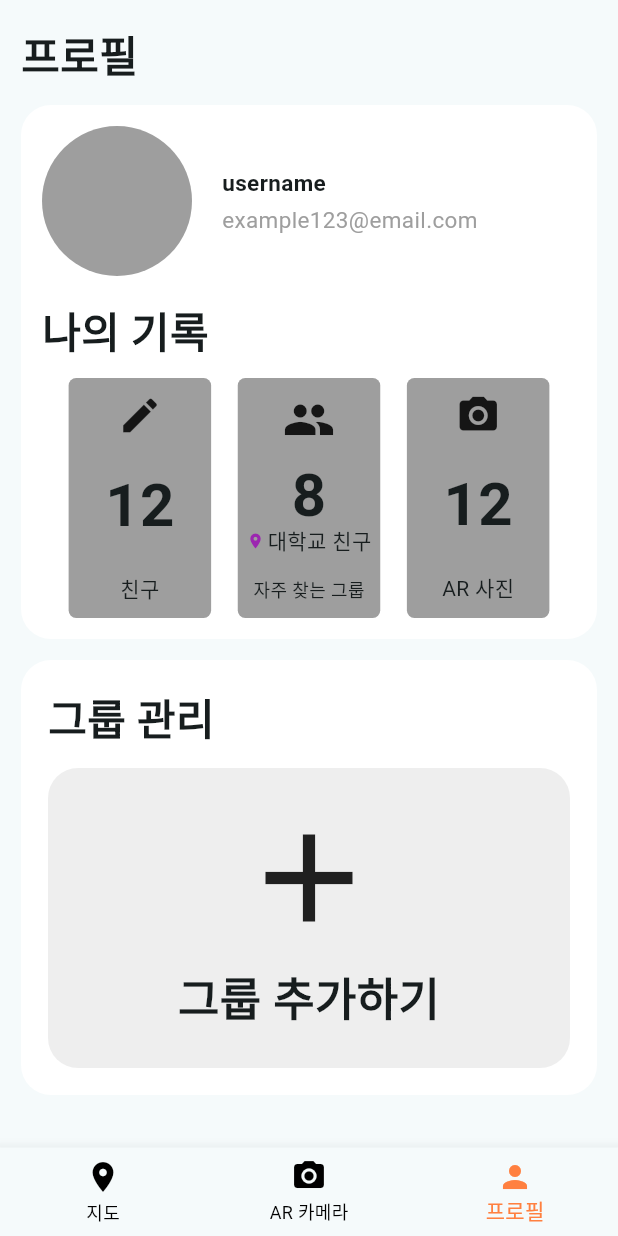
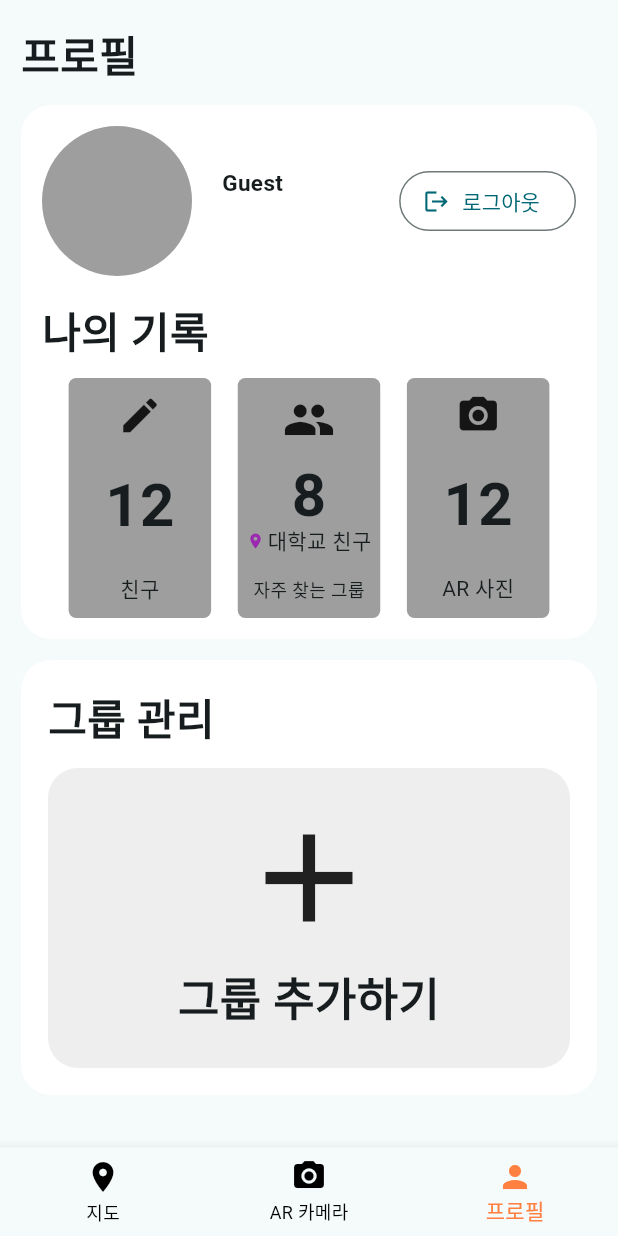
Before and after one commit to bebiv0212/ar_travel_diary_app, a Flutter app: the screen it shows after launch, item 3 of the bottom bar chosen, on a phone screen of 412 x 824 dp. Run offline on Flutter 3.47's test engine with Material 3 defaults, Android fonts, the phone set to English and light mode, and no system bars; our stand-ins replace flutter_secure_storage, geolocator; missing offline and left inert: kakao_map_plugin; accounts and stored records are empty.

Commit message:
provier에 맞게 파일들 수정

```diff
--- a/lib/main.dart
+++ b/lib/main.dart
@@ -1,8 +1,14 @@
 import 'package:flutter/material.dart';
-import 'package:joljak/screens/ar_camera_screen.dart';
-import 'package:joljak/screens/map_screen.dart';
-import 'package:joljak/screens/profile_screen.dart';
+import 'package:provider/provider.dart';
 import 'package:kakao_map_plugin/kakao_map_plugin.dart';
+
+import 'providers/auth_provider.dart';
+import 'providers/navigation_provider.dart';
+
+import 'screens/map_screen.dart';
+import 'screens/ar_camera_screen.dart';
+import 'screens/profile_screen.dart';
+// import 'screens/login_screen.dart'; // 🔕 임시 비활성화: 로그인 게이트 끈 상태라 필요 없음
 
 void main() {
   WidgetsFlutterBinding.ensureInitialized();
@@ -10,50 +16,75 @@ void main() {
   runApp(const MyApp());
 }
 
-class MyApp extends StatefulWidget {
+/// 🔧 토글 스위치: 나중에 로그인 게이트 켜고 싶으면 true로만 바꾸세요.
+const bool kEnableAuthGate = false; // ← 임시로 로그인 건너뜀
+
+class MyApp extends StatelessWidget {
   const MyApp({super.key});
 
   @override
-  State<MyApp> createState() => _MyAppState();
+  Widget build(BuildContext context) {
+    return MultiProvider(
+      providers: [
+        // 세션은 여전히 로드하지만, 초기 라우팅에는 사용하지 않습니다.
+        ChangeNotifierProvider(create: (_) => AuthProvider()..loadSession()),
+        ChangeNotifierProvider(create: (_) => NavigationProvider()),
+      ],
+      child: MaterialApp(
+        title: 'AR Travel Diary',
+        debugShowCheckedModeBanner: false,
+        theme: ThemeData(
+          colorScheme: ColorScheme.fromSeed(seedColor: Colors.white),
+        ),
+        // ✅ 임시: 홈을 직접 보여줌 (로그인 화면 X)
+        home: kEnableAuthGate ? const _AuthGate() : const _HomeScaffold(),
+      ),
+    );
+  }
 }
 
-class _MyAppState extends State<MyApp> {
-  int _currentIndex = 0;
-
-  final List<Widget> _pages = [
-    MapScreen(),
-    ArCameraScreen(),
-    ProfileScreen()
-  ];
-
-  void _onTapped(int index) {
-    setState(() {
-      _currentIndex = index;
-    });
-  }
-
+/// (보관용) 원래의 로그인 게이트 — 지금은 kEnableAuthGate=false 라서 사용 안 함
+class _AuthGate extends StatelessWidget {
+  const _AuthGate();
 
   @override
   Widget build(BuildContext context) {
-    return MaterialApp(
-      title: 'AR Travel Diary',
-        debugShowCheckedModeBanner: false,
-      theme: ThemeData(
-        colorScheme: ColorScheme.fromSeed(seedColor: Colors.white),
-      ),
-      home: Scaffold(
-        body: _pages[_currentIndex],
-        bottomNavigationBar: BottomNavigationBar(
-          currentIndex: _currentIndex,
-          onTap: _onTapped,
-          selectedItemColor: const Color(0xFFFF8040), // 선택된 아이콘/텍스트 색
-          unselectedItemColor: Colors.black,
-        items: [
+    final auth = context.watch<AuthProvider>();
+    if (auth.isLoading && !auth.isLoggedIn && auth.user == null) {
+      return const Scaffold(body: Center(child: CircularProgressIndicator()));
+    }
+    // 로그인 안되어 있으면 로그인 화면으로 보내고 싶다면 여기서 분기
+    // return auth.isLoggedIn ? const _HomeScaffold() : const LoginScreen();
+    return const _HomeScaffold(); // 🔕 임시: 로그인 상태 무시하고 바로 홈
+  }
+}
+
+/// 하단 탭 + 페이지 컨테이너
+class _HomeScaffold extends StatelessWidget {
+  const _HomeScaffold();
+
+  static final List<Widget> _pages = [
+    const MapScreen(),
+    const ArCameraScreen(),
+    const ProfileScreen(),
+  ];
+
+  @override
+  Widget build(BuildContext context) {
+    final nav = context.watch<NavigationProvider>();
+    return Scaffold(
+      body: _pages[nav.index],
+      bottomNavigationBar: BottomNavigationBar(
+        currentIndex: nav.index,
+        onTap: (i) => context.read<NavigationProvider>().setIndex(i),
+        selectedItemColor: const Color(0xFFFF8040),
+        unselectedItemColor: Colors.black,
+        items: const [
           BottomNavigationBarItem(icon: Icon(Icons.location_on), label: '지도'),
           BottomNavigationBarItem(icon: Icon(Icons.photo_camera), label: 'AR 카메라'),
           BottomNavigationBarItem(icon: Icon(Icons.person), label: '프로필'),
-        ],),
-      )
+        ],
+      ),
     );
   }
 }
--- a/lib/providers/auth_provider.dart
+++ b/lib/providers/auth_provider.dart
@@ -14,6 +14,9 @@ class AuthProvider with ChangeNotifier {
   User? get user => _user;
   bool get isLoading => _loading;
   bool get isLoggedIn => _token != null;
+  String get userDisplayName =>
+      _user?.name?.trim().isNotEmpty == true ? _user!.name!.trim() : (_user?.email ?? 'Guest');
+
 
   Future<void> loadSession() async {
     _token = await TokenStorage.read();
--- /dev/null
+++ b/lib/providers/navigation_provider.dart
@@ -0,0 +1,12 @@
+import 'package:flutter/foundation.dart';
+
+class NavigationProvider extends ChangeNotifier {
+  int _index = 0;
+  int get index => _index;
+
+  void setIndex(int i) {
+    if (_index == i) return;
+    _index = i;
+    notifyListeners();
+  }
+}
--- a/lib/screens/profile_screen.dart
+++ b/lib/screens/profile_screen.dart
@@ -1,12 +1,17 @@
 import 'package:flutter/material.dart';
+import 'package:provider/provider.dart';
 import 'package:joljak/widgets/common_widgets/greybox.dart';
 import 'package:joljak/widgets/common_widgets/whitebox.dart';
+import '../providers/auth_provider.dart';
 
 class ProfileScreen extends StatelessWidget {
   const ProfileScreen({super.key});
 
   @override
   Widget build(BuildContext context) {
+    final auth = context.watch<AuthProvider>();
+    final user = auth.user;
+
     return Scaffold(
       body: SafeArea(
         child: SingleChildScrollView(
@@ -15,103 +20,87 @@ class ProfileScreen extends StatelessWidget {
             crossAxisAlignment: CrossAxisAlignment.start,
             children: [
               const SizedBox(height: 16),
-
-              // 상단 타이틀
-              const Text(
-                '프로필',
-                style: TextStyle(fontSize: 28, fontWeight: FontWeight.bold),
-              ),
+              const Text('프로필', style: TextStyle(fontSize: 28, fontWeight: FontWeight.bold)),
               const SizedBox(height: 14),
 
-              // 상단 카드
               Whitebox(
                 padding: const EdgeInsets.all(14),
                 child: Column(
                   crossAxisAlignment: CrossAxisAlignment.start,
                   children: [
-                    // 프로필 영역
                     Row(
                       crossAxisAlignment: CrossAxisAlignment.center,
                       children: [
-                        // 아바타
                         ClipOval(
                           child: Container(
                             width: 100,
                             height: 100,
                             color: Colors.grey,
-                            // child: Image.network(avatarUrl, fit: BoxFit.cover), // 나중에 이미지 연결 시
+                            // child: user?.avatarUrl != null ? Image.network(user!.avatarUrl!, fit: BoxFit.cover) : null,
                           ),
                         ),
                         const SizedBox(width: 20),
-                        // 이름/이메일 (좌측 정렬)
                         Column(
                           crossAxisAlignment: CrossAxisAlignment.start,
-                          children: const [
+                          children: [
                             Text(
-                              'username',
-                              style: TextStyle(
-                                fontSize: 15,
-                                fontWeight: FontWeight.bold,
-                              ),
+                              user?.name?.trim().isNotEmpty == true ? user!.name!.trim() : (user?.email ?? 'Guest'),
+                              style: const TextStyle(fontSize: 15, fontWeight: FontWeight.bold),
                               overflow: TextOverflow.ellipsis,
                             ),
-                            SizedBox(height: 4),
+                            const SizedBox(height: 4),
                             Text(
-                              'example123@email.com',
-                              style: TextStyle(
-                                fontSize: 15,
-                                color: Colors.grey,
-                              ),
+                              user?.email ?? '',
+                              style: const TextStyle(fontSize: 15, color: Colors.grey),
                               overflow: TextOverflow.ellipsis,
                             ),
                           ],
+                        ),
+                        const Spacer(),
+                        OutlinedButton.icon(
+                          onPressed: () async {
+                            await context.read<AuthProvider>().logout();
+                            if (!context.mounted) return;
+                            ScaffoldMessenger.of(context).showSnackBar(
+                              const SnackBar(content: Text('로그아웃 되었습니다.')),
+                            );
+                          },
+                          icon: const Icon(Icons.logout),
+                          label: const Text('로그아웃'),
                         ),
                       ],
                     ),
 
                     const SizedBox(height: 16),
-                    const Text(
-                      '나의 기록',
-                      style: TextStyle(fontSize: 28, fontWeight: FontWeight.bold),
-                    ),
+                    const Text('나의 기록', style: TextStyle(fontSize: 28, fontWeight: FontWeight.bold)),
                     const SizedBox(height: 10),
 
-                    // 기록 카드 3개
                     Row(
                       mainAxisAlignment: MainAxisAlignment.spaceEvenly,
-                      children: [
+                      children: const [
                         Greybox(
-                          icon: const Icon(Icons.edit, size: 30),
-                          textInt: const Text(
-                            '12',
-                            style: TextStyle(fontWeight: FontWeight.bold, fontSize: 40),
-                          ),
+                          icon: Icon(Icons.edit, size: 30),
+                          textInt: Text('12', style: TextStyle(fontWeight: FontWeight.bold, fontSize: 40)),
                           textStr: '친구',
                         ),
                         Greybox(
-                          icon: const Icon(Icons.group, size: 35),
-                          textInt: const Text(
-                            '8',
-                            style: TextStyle(fontWeight: FontWeight.bold, fontSize: 40, height: 1),
-                          ),
+                          icon: Icon(Icons.group, size: 35),
+                          textInt: Text('8', style: TextStyle(fontWeight: FontWeight.bold, fontSize: 40, height: 1)),
                           subtitle: Row(
                             mainAxisAlignment: MainAxisAlignment.center,
                             mainAxisSize: MainAxisSize.min,
-                            children: const [
+                            children: [
                               Icon(Icons.location_on, size: 12, color: Colors.purple),
                               SizedBox(width: 2),
                               Text('대학교 친구', overflow: TextOverflow.ellipsis),
                             ],
                           ),
                           textStr: '자주 찾는 그룹',
-                          textStrStyle: const TextStyle(fontSize: 12),
+                          textStrStyle: TextStyle(fontSize: 12),
                         ),
                         Greybox(
-                          icon: const Icon(Icons.photo_camera, size: 30),
-                          textInt: const Text(
-                            '12',
-                            style: TextStyle(fontWeight: FontWeight.bold, fontSize: 40),
-                          ),
+                          icon: Icon(Icons.photo_camera, size: 30),
+                          textInt: Text('12', style: TextStyle(fontWeight: FontWeight.bold, fontSize: 40)),
                           textStr: 'AR 사진',
                         ),
                       ],
@@ -122,30 +111,21 @@ class ProfileScreen extends StatelessWidget {
 
               const SizedBox(height: 14),
 
-              // 그룹 관리
               Whitebox(
                 padding: const EdgeInsets.all(18),
                 child: Column(
                   crossAxisAlignment: CrossAxisAlignment.start,
                   children: [
-                    const Text(
-                      '그룹 관리',
-                      style: TextStyle(fontSize: 28, fontWeight: FontWeight.bold),
-                    ),
+                    const Text('그룹 관리', style: TextStyle(fontSize: 28, fontWeight: FontWeight.bold)),
                     const SizedBox(height: 12),
-
-                    // 버튼은 Material + InkWell 권장 (리플/접근성)
                     Material(
                       color: Colors.transparent,
                       borderRadius: BorderRadius.circular(20),
                       child: InkWell(
                         borderRadius: BorderRadius.circular(20),
-                        onTap: () {
-                          debugPrint('그룹추가하기 클릭');
-                        },
+                        onTap: () { debugPrint('그룹추가하기 클릭'); },
                         child: Ink(
-                          width: double.infinity,
-                          height: 200,
+                          width: double.infinity, height: 200,
                           decoration: BoxDecoration(
                             color: Colors.grey.shade200,
                             borderRadius: BorderRadius.circular(20),
@@ -155,10 +135,7 @@ class ProfileScreen extends StatelessWidget {
                             children: const [
                               Icon(Icons.add, size: 100),
                               SizedBox(height: 8),
-                              Text(
-                                '그룹 추가하기',
-                                style: TextStyle(fontWeight: FontWeight.bold, fontSize: 30),
-                              ),
+                              Text('그룹 추가하기', style: TextStyle(fontWeight: FontWeight.bold, fontSize: 30)),
                             ],
                           ),
                         ),
```
Also changed, not shown: lib/screens/login_screen.dart (+22 -15 lines), lib/screens/signup_screen.dart (+19 -16 lines), 4 other files.
